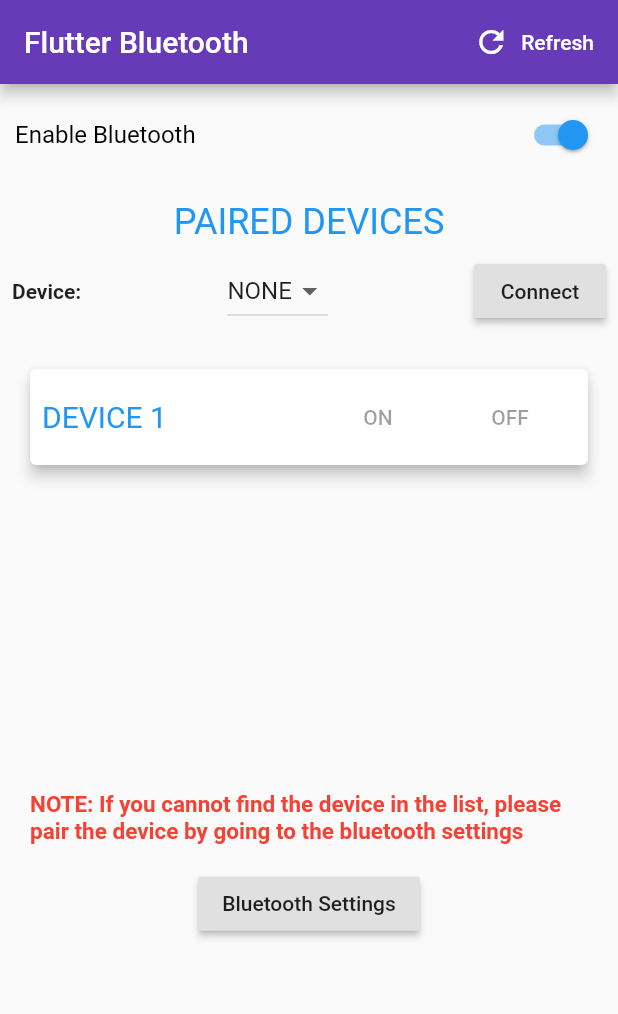
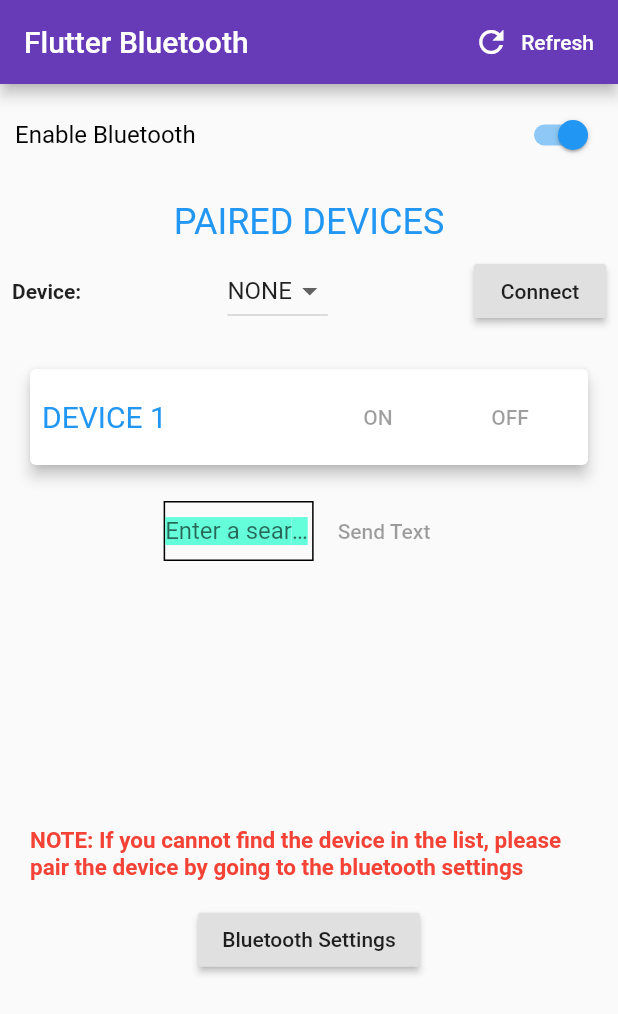
Before and after one commit to ameysatwe/IOT_First, a Flutter app: the screen it shows after launch, on a phone screen of 412 x 824 dp. Shown: the top 1014 px of the screen. Run offline on Flutter 3.47's test engine with Material 2 defaults, Android fonts, the phone set to English and light mode, and no system bars; our stand-ins replace flutter_bluetooth_serial.

Commit message:
Added textbox

```diff
--- a/lib/main.dart
+++ b/lib/main.dart
@@ -143,7 +143,7 @@ class _BluetoothAppState extends State<BluetoothApp> {
       _devicesList = devices;
     });
   }
-
+  String onText;
   // Now, its time to build the UI
   @override
   Widget build(BuildContext context) {
@@ -307,7 +307,9 @@ class _BluetoothAppState extends State<BluetoothApp> {
                                 ),
                                 FlatButton(
                                   onPressed: _connected
-                                      ? _sendOnMessageToBluetooth
+                                      ? (){
+                                    _sendOnMessageToBluetooth("1");
+                                  }
                                       : null,
                                   child: Text("ON"),
                                 ),
@@ -317,11 +319,40 @@ class _BluetoothAppState extends State<BluetoothApp> {
                                       : null,
                                   child: Text("OFF"),
                                 ),
+
                               ],
                             ),
                           ),
                         ),
                       ),
+                      Row(
+                        mainAxisAlignment: MainAxisAlignment.center,
+                        children: <Widget>[
+                          Container(
+                            width: 100,
+                            height: 40,
+                            decoration: BoxDecoration(border:Border.all(width: 1,color: Colors.black)),
+                            child: TextField(
+                              style: TextStyle(backgroundColor: Colors.tealAccent),
+                              decoration: InputDecoration(
+                                  border: InputBorder.none,
+                                  hintText: 'Enter a search term'
+                              ),
+                              onChanged: (value){
+                                onText=value;
+                              },
+                            ),
+                          ),
+                          FlatButton(
+                            onPressed: _connected
+                                ? (){
+                              _sendOnMessageToBluetooth(onText);
+                            }
+                                : null,
+                            child: Text("Send Text"),
+                          ),
+                        ],
+                      )
                     ],
                   ),
                   Container(
@@ -465,8 +496,8 @@ class _BluetoothAppState extends State<BluetoothApp> {
 
   // Method to send message,
   // for turning the Bluetooth device on
-  void _sendOnMessageToBluetooth() async {
-    connection.output.add(utf8.encode("1" + "\r\n"));
+  void _sendOnMessageToBluetooth(onText) async {
+    connection.output.add(utf8.encode("$onText" + "\r\n"));
     await connection.output.allSent;
     show('Device Turned On');
     setState(() {
```
Also changed, not shown: pubspec.lock.
